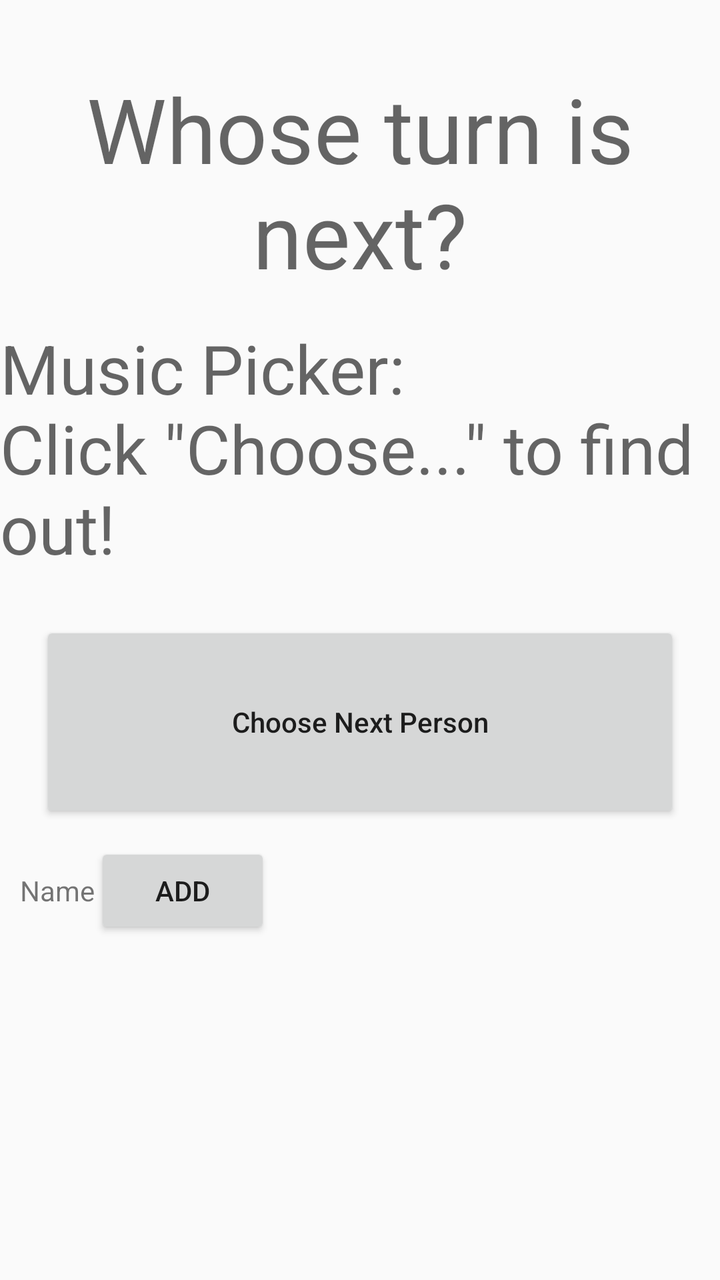
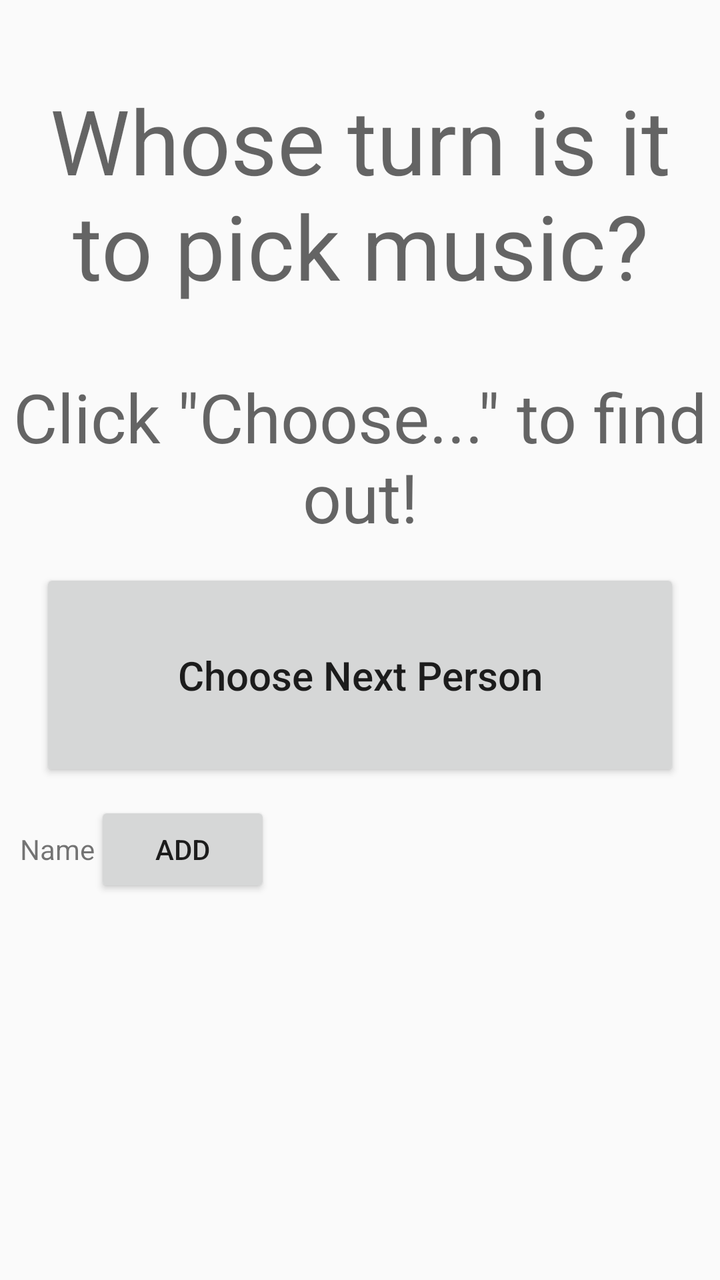

An Android layout rendered at two revisions. The XML below is the earlier revision; the diff shows what the commit changed to produce the second picture.
<!-- AndroidManifest.xml: application theme Theme.WhoPicksMusic -->
<!-- res/layout/layout.xml -->
<?xml version="1.0" encoding="utf-8"?>
<LinearLayout xmlns:android="http://schemas.android.com/apk/res/android"
    xmlns:app="http://schemas.android.com/apk/res-auto"
    android:layout_width="match_parent"
    android:layout_height="match_parent"
    android:orientation="vertical">

    <TextView
        android:id="@+id/textView"
        android:layout_width="match_parent"
        android:layout_height="20dp"
        android:layout_marginTop="20dp"
        android:layout_weight=".5"
        android:gravity="center"
        android:text="Whose turn is next?"
        android:textAppearance="@style/TextAppearance.AppCompat.Display2" />

    <TextView
        android:id="@+id/textView3"
        android:layout_width="wrap_content"
        android:layout_height="40dp"
        android:layout_weight="0"
        android:text="Music Picker:"
        android:textAppearance="@style/TextAppearance.AppCompat.Display1" />

    <TextView
        android:id="@+id/chosenText"
        android:layout_width="wrap_content"
        android:layout_height="wrap_content"
        android:layout_weight=".1"
        android:text="Click &quot;Choose...&quot; to find out!"
        android:textAppearance="@style/TextAppearance.AppCompat.Display1" />

    <Button
        android:id="@+id/chooseNext"
        android:layout_width="320dp"
        android:layout_height="40dp"
        android:layout_gravity="center"
        android:layout_weight=".25"
        android:text="Choose Next Person"
        android:textAllCaps="false" />

    <ScrollView
        android:layout_width="match_parent"
        android:layout_height="0dp"
        android:layout_marginVertical="5dp"
        android:layout_weight=".9"
        android:scrollbarAlwaysDrawVerticalTrack="true">

        <TableLayout
            android:id="@+id/nameTable"
            android:layout_width="match_parent"
            android:layout_height="wrap_content"
            android:layout_marginHorizontal="10dp"
            android:layout_marginVertical="5dp"
            android:layout_weight=".5">

            <TableRow
                android:layout_width="match_parent"
                android:layout_height="match_parent">

                <TextView
                    android:id="@+id/textView6"
                    android:layout_width="wrap_content"
                    android:layout_height="wrap_content"
                    android:text="Name" />

                <Button
                    android:id="@+id/addMore"
                    android:layout_width="wrap_content"
                    android:layout_height="wrap_content"
                    android:text="Add" />
            </TableRow>

        </TableLayout>
    </ScrollView>

</LinearLayout>
<!-- resources referenced by this layout -->
<resources>
  <style name="Theme.WhoPicksMusic" parent="android:Theme.Material.Light.NoActionBar" />
</resources>

<!-- the commit's change to res/layout/layout.xml (unified diff, before → after) -->
@@ -12,7 +12,7 @@
         android:layout_marginTop="20dp"
         android:layout_weight=".5"
         android:gravity="center"
-        android:text="Whose turn is next?"
+        android:text="Whose turn is it to pick music?"
         android:textAppearance="@style/TextAppearance.AppCompat.Display2" />
 
     <TextView
@@ -21,13 +21,16 @@
         android:layout_height="40dp"
         android:layout_weight="0"
         android:text="Music Picker:"
-        android:textAppearance="@style/TextAppearance.AppCompat.Display1" />
+        android:textAppearance="@style/TextAppearance.AppCompat.Display1"
+        android:visibility="gone" />
 
     <TextView
         android:id="@+id/chosenText"
         android:layout_width="wrap_content"
         android:layout_height="wrap_content"
+        android:layout_gravity="center"
         android:layout_weight=".1"
+        android:gravity="center"
         android:text="Click &quot;Choose...&quot; to find out!"
         android:textAppearance="@style/TextAppearance.AppCompat.Display1" />
 
@@ -38,7 +41,8 @@
         android:layout_gravity="center"
         android:layout_weight=".25"
         android:text="Choose Next Person"
-        android:textAllCaps="false" />
+        android:textAllCaps="false"
+        android:textSize="20sp" />
 
     <ScrollView
         android:layout_width="match_parent"
